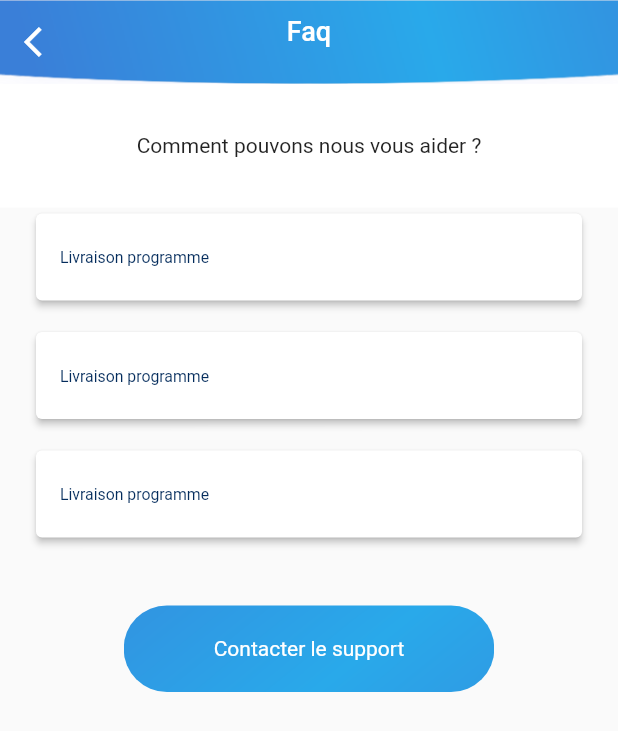
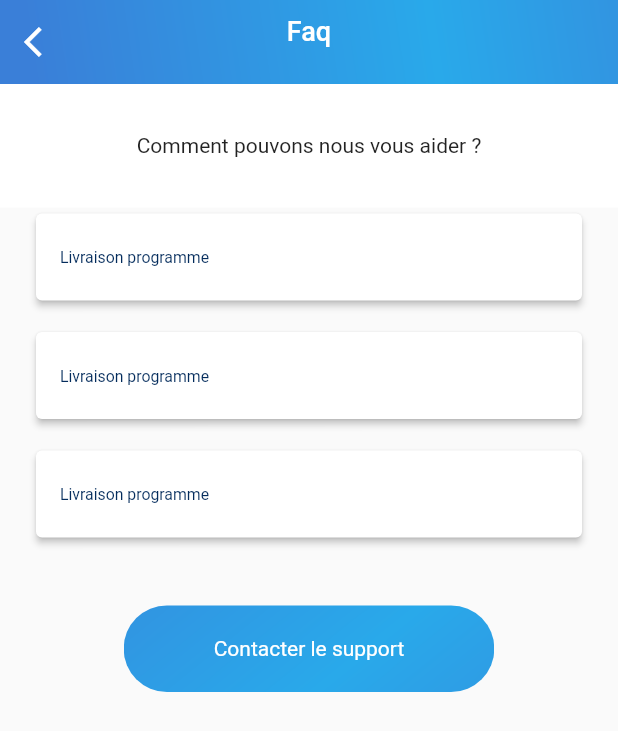
Before and after one commit to devchlr/devchlr, a Flutter app: the FaqScreen screen opened by its route, on a phone screen of 412 x 824 dp. Shown: the top 731 px of the screen. Run offline on Flutter 3.47's test engine with Material 2 defaults, Android fonts, the phone set to English and light mode, and no system bars; our stand-ins replace cloud_firestore, firebase_auth, firebase_core, firebase_dynamic_links, flutter_calendar_carousel, flutter_datetime_picker and 13 more; missing offline and left inert: apple_sign_in, flutter_login_facebook; accounts and stored records are empty; Roboto replaces fonts that are missing (fonts/Montserrat-Black.ttf, fonts/Varela-Regular.ttf); project files that could hold a hidden picture were left out.

Commit message:
[INT] Mise en place des images

```diff
--- a/client_chaliar/lib/main.dart
+++ b/client_chaliar/lib/main.dart
@@ -42,7 +42,7 @@ class MyApp extends StatelessWidget {
           unselectedWidgetColor: Colors.grey,
           disabledColor: Colors.blueAccent),
       routes: <String, WidgetBuilder>{
-        "/splash": (BuildContext context) => new TestShape(),
+        "/splash": (BuildContext context) => new SplashScreen(),
         "/tuto": (BuildContext context) => new OnboardingScreen(),
         "/connexion": (BuildContext context) => new ConnexionScreen(),
         "/pro_particulier": (BuildContext context) =>
--- a/client_chaliar/lib/ui/styles/chaliar_color.dart
+++ b/client_chaliar/lib/ui/styles/chaliar_color.dart
@@ -5,5 +5,5 @@ class ChaliarColors {
   static const Color secondaryColors = Color(0xFF042C5C);
   static const Color whiteColor = Color(0xFFFFFFFF);
   static const Color blackColor = Color(0xFF2F3547);
-  static const Color whiteGreyColor = Color(0xFFf3f4f4);
+  static const Color whiteGreyColor = Color(0xfff7f6f6);
 }
--- a/client_chaliar/lib/ui/styles/text_style.dart
+++ b/client_chaliar/lib/ui/styles/text_style.dart
@@ -29,7 +29,7 @@ class AppTextStyle {
     return TextStyle(
       color: color,
       fontSize: 18.0,
-      fontFamily: AppFontFamilly.varelaRegular,
+      fontFamily: AppFontFamilly.montserrat,
       fontWeight: FontWeight.w500,
       fontStyle: FontStyle.normal,
     );
--- a/client_chaliar/lib/ui/views/tuto_screen.dart
+++ b/client_chaliar/lib/ui/views/tuto_screen.dart
@@ -59,10 +59,12 @@ class _OnboardingScreenState extends State<OnboardingScreen> {
           builder: (context, model, child) =>
 
       Scaffold(
-        appBar: ChaliarMenu.topBar(imageBackground:'assets/images/header.png',title: 'DÉMARRER',bgColor:ChaliarColors.whiteColor),
+        backgroundColor: ChaliarColors.whiteGreyColor,
+        appBar: ChaliarMenu.topBar(imageBackground:'assets/images/header.png',title: 'DÉMARRER',bgColor:ChaliarColors.whiteGreyColor),
       body: AnnotatedRegion<SystemUiOverlayStyle>(
         value: SystemUiOverlayStyle.light,
         child: Container(
+          color: ChaliarColors.whiteGreyColor,
           child: Stack(
             children: <Widget>[
               Container(
--- a/client_chaliar/lib/ui/widgets/appBar.dart
+++ b/client_chaliar/lib/ui/widgets/appBar.dart
@@ -6,6 +6,9 @@ class ChaliarMenu{
 
   static AppBar topBar({Widget leading=null,Color textColor=ChaliarColors.whiteColor , String imageBackground,String title,Color bgColor,String description=''}) {
     return AppBar(
+      shadowColor: Colors.transparent,
+      foregroundColor: Colors.transparent,
+
       leading: leading,
       automaticallyImplyLeading: false,
       backwardsCompatibility: false,
@@ -13,7 +16,8 @@ class ChaliarMenu{
       backgroundColor:bgColor,
       flexibleSpace: Image(
         image: AssetImage(imageBackground),
-        fit: BoxFit.fill,
+        filterQuality: FilterQuality.high,
+        fit: BoxFit.fitWidth,
       ),
       title: Column(
 
```
Also changed, not shown: client_chaliar/assets/images/header.png, client_chaliar/assets/images/header_.png (added).
